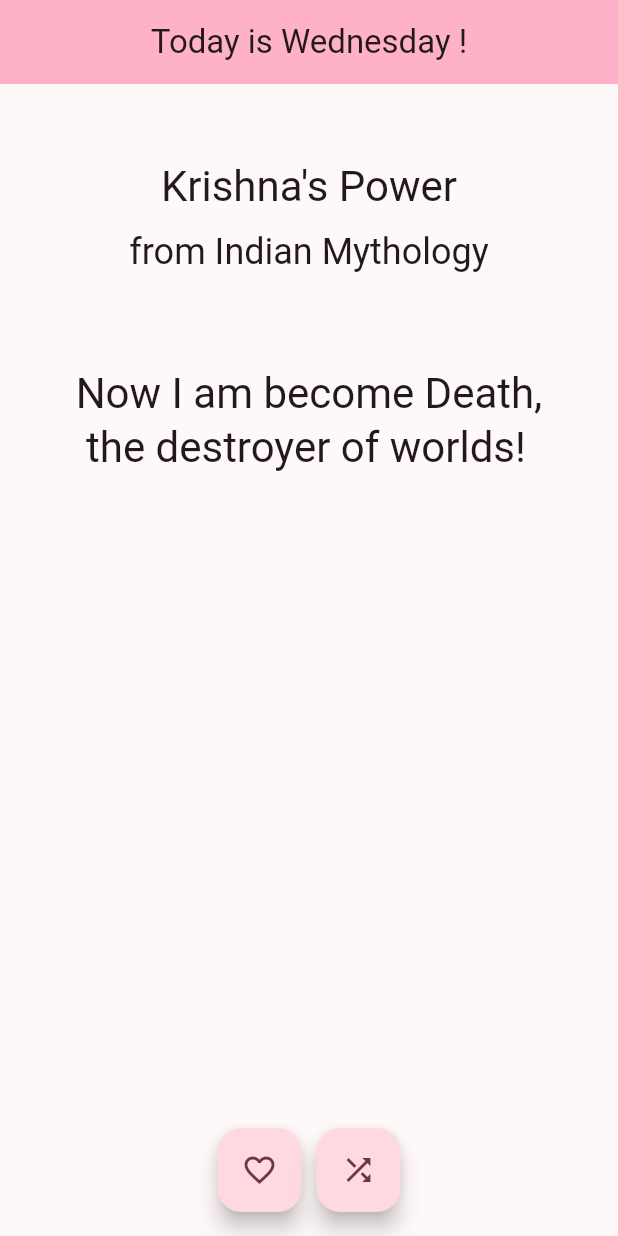
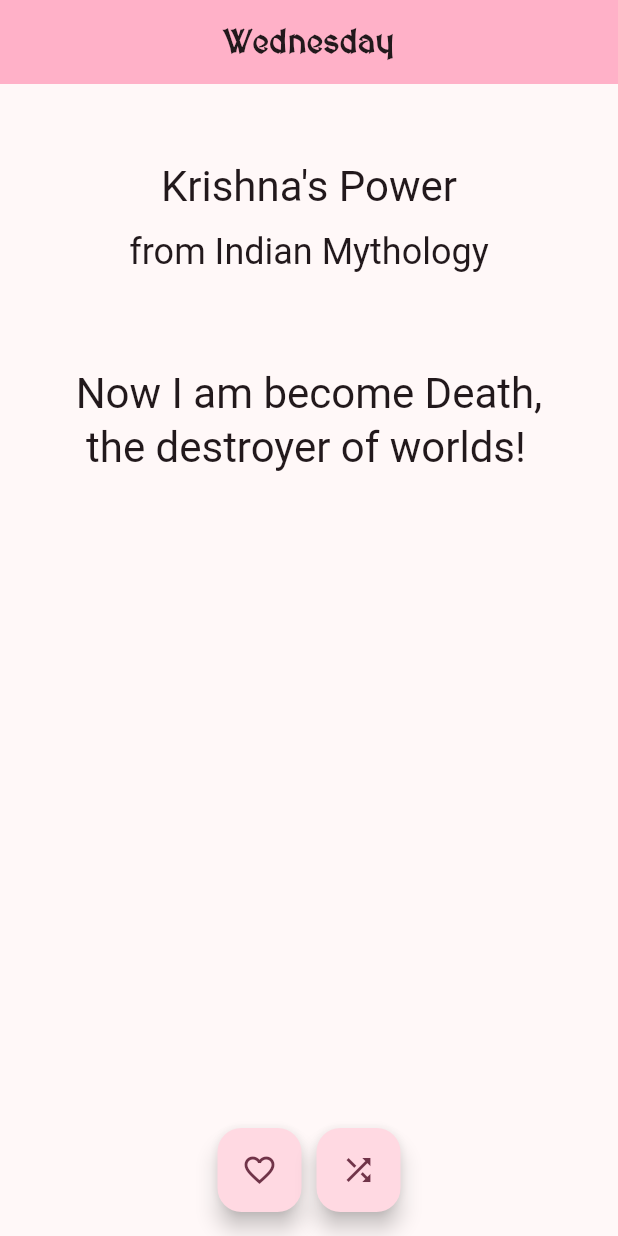
Before and after one commit to Niramin/daily_quotes, a Flutter app: the screen it shows after launch, on a phone screen of 412 x 824 dp. Run offline on Flutter 3.47's test engine with Material 2 defaults, Android fonts, the phone set to English and light mode, and no system bars.

Commit message:
added custom font

```diff
--- a/lib/main.dart
+++ b/lib/main.dart
@@ -54,7 +54,15 @@ class _MyHomePageState extends State<MyHomePage> {
     return Scaffold(
       appBar: AppBar(
         backgroundColor: Theme.of(context).colorScheme.inversePrimary,
-        title: Center(child: Text("Today is $dayOfWeek !")),
+        title: Center(
+          child: Text(
+            dayOfWeek,
+            style: const TextStyle(
+              fontFamily: 'MedievalSharp',
+              fontWeight: FontWeight.bold,
+            ),
+          ),
+        ),
       ),
       body: LayoutBuilder(
         builder: (context, constraints) => ListView(children: [
--- a/pubspec.yaml
+++ b/pubspec.yaml
@@ -92,3 +92,7 @@ flutter:
   #
   # For details regarding fonts from package dependencies,
   # see https://flutter.dev/custom-fonts/#from-packages
+  fonts:
+    - family: MedievalSharp
+      fonts:
+        - asset: assets/fonts/MedievalSharp-Regular.ttf
```
Also changed, not shown: assets/fonts/MedievalSharp-Regular.ttf (added), 1 other file.
